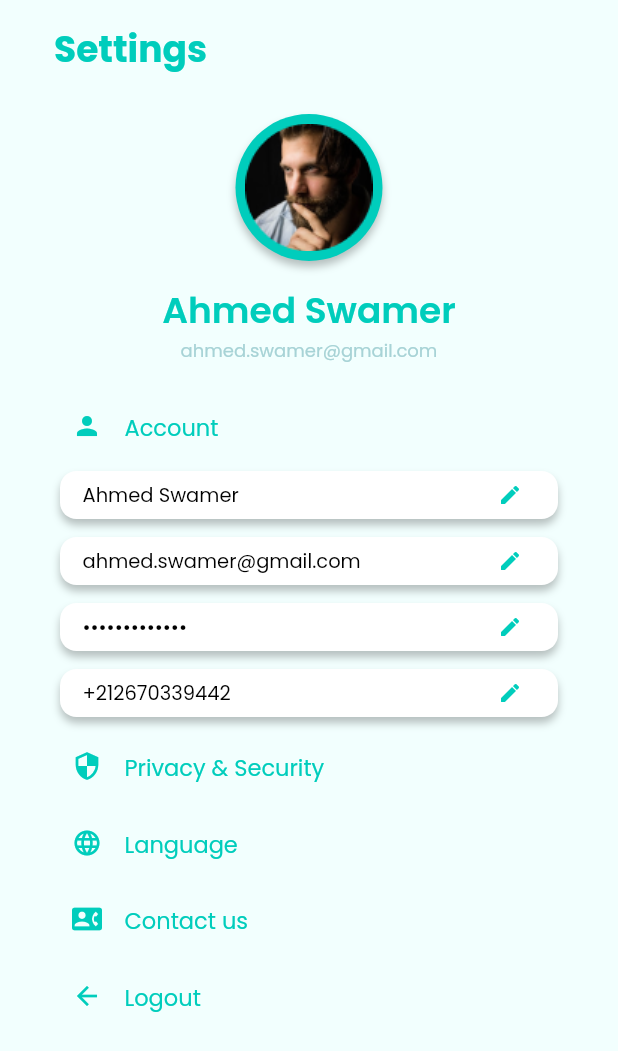
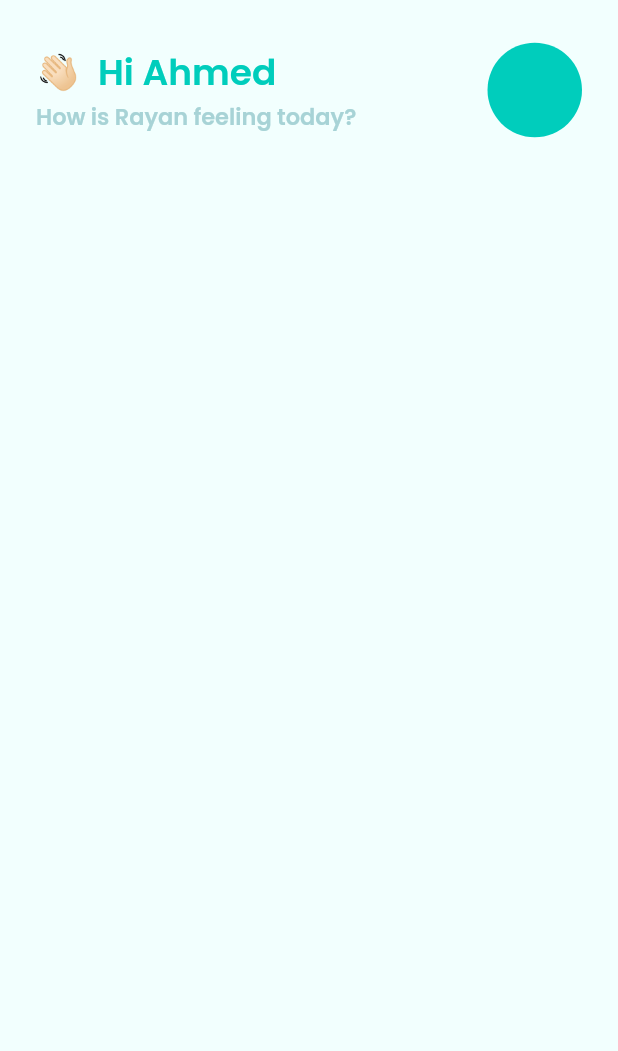
Before and after one commit to Youssef434/kican_mobile_app, a Flutter app: the screen it shows after launch, on a phone screen of 412 x 824 dp. Shown: the top 1051 px of the screen. Run offline on Flutter 3.47's test engine with Material 2 defaults, Android fonts, the phone set to English and light mode, and no system bars; our stand-ins replace google_fonts.

Commit message:
started the home page.

```diff
--- /dev/null
+++ b/lib/components/home_page/next_appointement.dart
@@ -0,0 +1,13 @@
+import 'package:flutter/material.dart';
+import 'package:google_fonts/google_fonts.dart';
+
+class NextAppointement extends StatelessWidget {
+  const NextAppointement({Key? key}) : super(key: key);
+
+  @override
+  Widget build(BuildContext context) {
+    return Container(
+
+    );
+  }
+}
--- a/lib/main.dart
+++ b/lib/main.dart
@@ -1,6 +1,7 @@
 import 'package:flutter/material.dart';
 import 'package:kican_mobile_app/screens/doctor_feedback.dart';
 import 'package:kican_mobile_app/screens/feedback_page.dart';
+import 'package:kican_mobile_app/screens/home_page.dart';
 import 'package:kican_mobile_app/screens/settings.dart';
 import 'package:kican_mobile_app/screens/verification_page.dart';
 
@@ -20,7 +21,8 @@ class MyApp extends StatelessWidget {
       // home: const VerificationPage(),
       // home: const FeedbackPage(),
       // home: const DoctorFeedback(),
-      home: const Settings(),
+      // home: const Settings(),
+      home: const HomePage(),
     );
   }
 }
--- /dev/null
+++ b/lib/screens/home_page.dart
@@ -0,0 +1,58 @@
+import 'package:flutter/material.dart';
+import 'package:google_fonts/google_fonts.dart';
+import 'package:kican_mobile_app/components/home_page/next_appointement.dart';
+
+class HomePage extends StatelessWidget {
+  const HomePage({Key? key}) : super(key: key);
+
+  @override
+  Widget build(BuildContext context) {
+    return Scaffold(
+      appBar: AppBar(
+        backgroundColor: const Color.fromRGBO(242, 255, 254, 1),
+        toolbarHeight: 120,
+        elevation: 0,
+        centerTitle: true,
+        title: Container(
+          margin: const EdgeInsets.symmetric(horizontal: 8, ),
+          child: Row(
+            mainAxisAlignment: MainAxisAlignment.spaceBetween,
+            children: [
+              Column(
+                crossAxisAlignment: CrossAxisAlignment.start,
+                children: [
+                  Text('👋🏻  Hi Ahmed', style: GoogleFonts.poppins(
+                    color: const Color.fromRGBO(0, 205, 188, 1),
+                    fontSize: 24,
+                    fontWeight: FontWeight.w600
+                  )),
+                  Text('How is Rayan feeling today?', style: GoogleFonts.poppins(
+                    color: const Color.fromRGBO(167, 211, 214, 1),
+                    fontSize: 15,
+                    fontWeight: FontWeight.w600,
+                  ), textAlign: TextAlign.right,),
+                ],
+              ),
+              Container(
+                height: 63,
+                width: 63,
+                decoration: BoxDecoration(
+                  color: const Color.fromRGBO(0, 205, 188, 1),
+                  borderRadius: BorderRadius.circular(50),
+                ),
+              )
+            ],
+          ),
+        ),
+      ),
+      body: Container(
+        margin: const EdgeInsets.symmetric(horizontal: 25, vertical: 15),
+        child: Column(
+          crossAxisAlignment: CrossAxisAlignment.center,
+          children : [NextAppointement()],
+        ),
+      ),
+      backgroundColor: const Color.fromRGBO(242, 255, 254, 1),
+    );
+  }
+}
--- a/lib/services/settings/generate_settings_fields.dart
+++ b/lib/services/settings/generate_settings_fields.dart
@@ -1,5 +1,3 @@
-import 'dart:ui';
-
 import 'package:flutter/material.dart';
 import 'package:kican_mobile_app/components/settings/account_settings_form.dart';
 import 'package:kican_mobile_app/components/settings/settings_field.dart';
```
